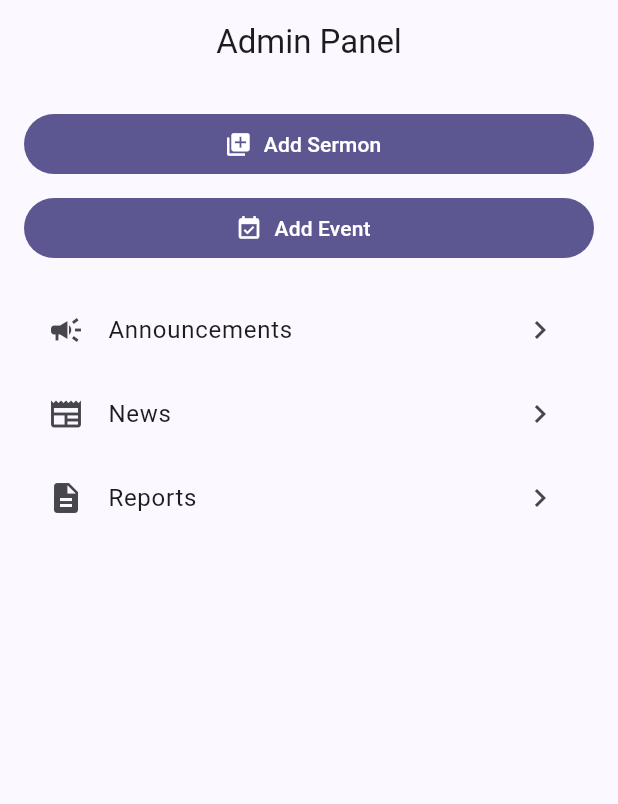
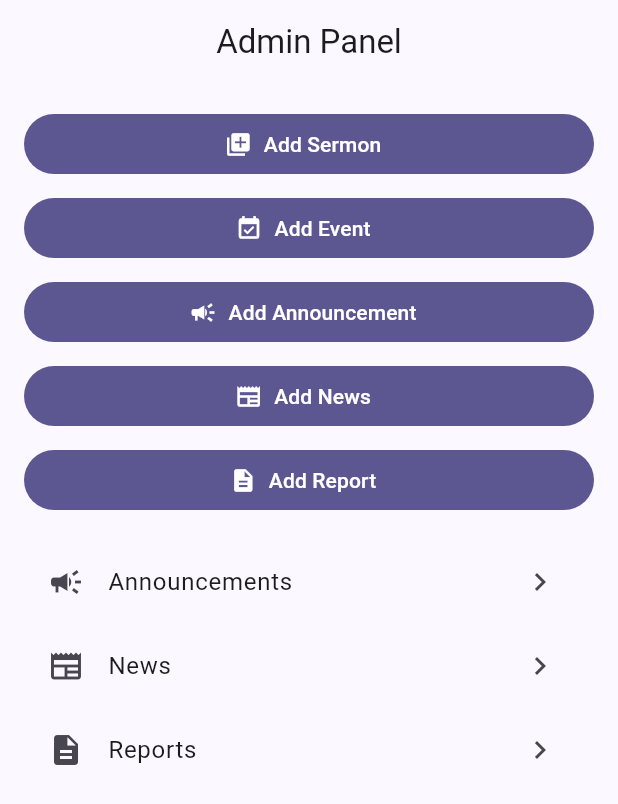
Before and after one commit to zibaapps/ChurchOnApp, a Flutter app: the AdminPanelScreen screen opened by its route, on a phone screen of 412 x 824 dp. Shown: the top 804 px of the screen. Run offline on Flutter 3.47's test engine with Material 3 defaults, Android fonts, the phone set to English and light mode, and no system bars; our stand-ins replace cloud_firestore, csv, equatable, firebase_auth, firebase_core, firebase_crashlytics and 5 more; missing offline and left inert: dart:html, mobile_scanner, model_viewer_plus; accounts and stored records are empty.

Commit message:
Add admin streams and buttons for announcements, news, and reports
Co-authored-by: zibaapps <zibaapps@gmail.com>

```diff
--- a/church_on_app/lib/features/admin/admin_panel_screen.dart
+++ b/church_on_app/lib/features/admin/admin_panel_screen.dart
@@ -6,10 +6,6 @@ class AdminPanelScreen extends StatelessWidget {
 
   @override
   Widget build(BuildContext context) {
-    final items = <String>[
-      'Users', 'Sermons', 'Testimonies', 'Prayer Requests',
-      'Announcements', 'Events', 'QR Check-in'
-    ];
     return Scaffold(
       appBar: AppBar(title: const Text('Admin Panel')),
       body: ListView(
@@ -25,6 +21,24 @@ class AdminPanelScreen extends StatelessWidget {
             onPressed: () => context.push('/admin/add-event'),
             icon: const Icon(Icons.event_available),
             label: const Text('Add Event'),
+          ),
+          const SizedBox(height: 8),
+          FilledButton.icon(
+            onPressed: () => context.push('/admin/add-announcement'),
+            icon: const Icon(Icons.campaign),
+            label: const Text('Add Announcement'),
+          ),
+          const SizedBox(height: 8),
+          FilledButton.icon(
+            onPressed: () => context.push('/admin/add-news'),
+            icon: const Icon(Icons.newspaper),
+            label: const Text('Add News'),
+          ),
+          const SizedBox(height: 8),
+          FilledButton.icon(
+            onPressed: () => context.push('/admin/add-report'),
+            icon: const Icon(Icons.description),
+            label: const Text('Add Report'),
           ),
           const SizedBox(height: 16),
           ListTile(
```
Also changed, not shown: church_on_app/lib/common/services/announcement_service.dart (+16 -0 lines), church_on_app/lib/common/services/news_service.dart (+16 -0 lines).
